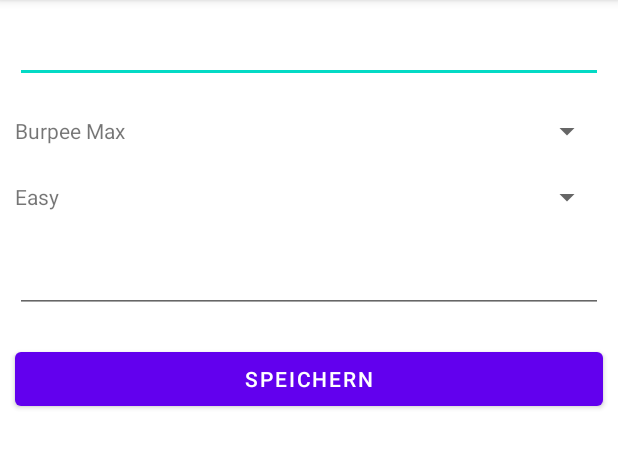
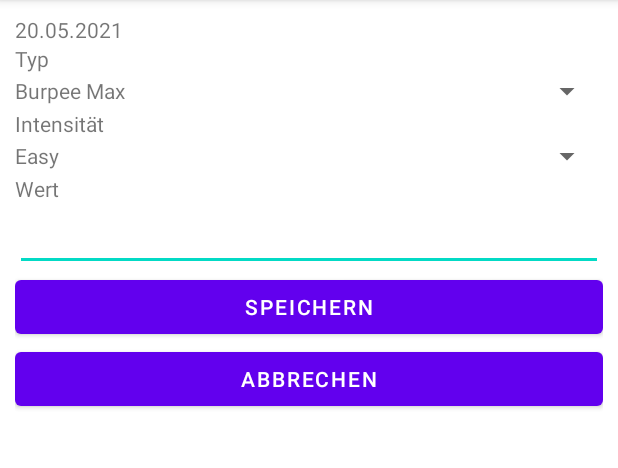
Before and after one commit to jogger-joe/grasp, an Android app: the screen it shows after launch (NewDataContainerActivity before the commit, EditDataContainerActivity after it), after a tap on "hinzufügen", on a phone screen of 412 x 824 dp, the part 84-552 px from its top. Run offline under Robolectric (Android 15) with nearby library versions, the phone set to English and light mode, and no system bars; our stand-ins replace Room's generated code.

Commit message:
added calender as date select, reworked some views

```diff
--- a/app/src/main/AndroidManifest.xml
+++ b/app/src/main/AndroidManifest.xml
@@ -9,7 +9,7 @@
         android:roundIcon="@mipmap/ic_launcher_round"
         android:supportsRtl="true"
         android:theme="@style/Theme.Grasp">
-        <activity android:name=".view.NewDataContainerActivity" />
+        <activity android:name=".view.EditDataContainerActivity" />
         <activity android:name=".view.ListDataContainerActivity">
             <intent-filter>
                 <action android:name="android.intent.action.MAIN" />
--- /dev/null
+++ b/app/src/main/java/net/usemyskills/grasp/view/EditDataContainerActivity.java
@@ -0,0 +1,129 @@
+package net.usemyskills.grasp.view;
+
+import androidx.appcompat.app.AppCompatActivity;
+import androidx.lifecycle.ViewModelProvider;
+
+import android.app.DatePickerDialog;
+import android.app.Dialog;
+import android.content.Intent;
+import android.icu.text.SimpleDateFormat;
+import android.icu.util.Calendar;
+import android.icu.util.GregorianCalendar;
+import android.os.Bundle;
+import android.text.TextUtils;
+import android.widget.DatePicker;
+import android.widget.EditText;
+import android.widget.Spinner;
+import android.widget.TextView;
+
+import net.usemyskills.grasp.R;
+import net.usemyskills.grasp.adapter.DataTagAdapter;
+import net.usemyskills.grasp.persistence.entity.DataTag;
+import net.usemyskills.grasp.persistence.entity.DataTypeTag;
+import net.usemyskills.grasp.viewmodel.DataTagViewModel;
+
+import java.util.Date;
+import java.util.Locale;
+
+public class EditDataContainerActivity extends AppCompatActivity {
+
+    private DataTagViewModel dataTagViewModel;
+
+    public static final String DATE_REPLY = "net.usemyskills.grasp.view.DATE_REPLY";
+    public static final String DATA_TYPE_TAG_REPLY = "net.usemyskills.grasp.view.DATA_TYPE_TAG_REPLY";
+    public static final String DATA_TAG_REPLY = "net.usemyskills.grasp.view.DATA_TAG_REPLY";
+    public static final String VALUE_REPLY = "net.usemyskills.grasp.view.VALUE_REPLY";
+
+    public static final int DATE_PICKER_DIALOG = 1337;
+
+    private TextView mDateView;
+    private Calendar calendar;
+    private Spinner mDataTypeTagView;
+    private Spinner mDataTagView;
+    private EditText mValueView;
+
+    private Date selectedDate;
+
+    @Override
+    public void onCreate(Bundle savedInstanceState) {
+        super.onCreate(savedInstanceState);
+        this.bindViewElements();
+        // init viewModel
+        this.dataTagViewModel = new ViewModelProvider(this.getViewModelStore(), ViewModelProvider.AndroidViewModelFactory.getInstance(getApplication())).get(DataTagViewModel.class);
+        this.initCalendar();
+        this.initAdapter();
+        this.initButtons();
+    }
+
+    @Override
+    protected Dialog onCreateDialog(int id) {
+        if (id == DATE_PICKER_DIALOG) {
+            return new DatePickerDialog(this,new DatePickerDialog.OnDateSetListener(){
+                @Override
+                public void onDateSet(DatePicker view, int year, int month, int dayOfMonth) {
+                    updateSelectedDate(new GregorianCalendar(year-1900, month, dayOfMonth).getTime());
+                }
+            }, calendar.get(Calendar.YEAR), calendar.get(Calendar.MONTH), calendar.get(Calendar.DAY_OF_MONTH));
+        } else {
+            return super.onCreateDialog(id);
+        }
+    }
+
+    private void bindViewElements() {
+        this.setContentView(R.layout.activity_edit_data_container);
+        this.mDateView = findViewById(R.id.date);
+        this.mDataTypeTagView = findViewById(R.id.data_type_tag);
+        this.mDataTagView = findViewById(R.id.data_tag);
+        this.mValueView = findViewById(R.id.value);
+    }
+
+    private void initCalendar() {
+        this.updateSelectedDate(null);
+        calendar = Calendar.getInstance();
+        calendar.setTime(this.selectedDate);
+        this.mDateView.setOnClickListener(v -> showDialog(DATE_PICKER_DIALOG));
+    }
+
+    private void updateSelectedDate(Date date) {
+        if (date == null) {
+            date = new Date();
+        }
+        this.selectedDate = date;
+        this.mDateView.setText(new SimpleDateFormat("dd.MM.yyyy", Locale.GERMANY).format(date));
+    }
+
+    private void initAdapter() {
+        // init dataTypeTag element
+        DataTagAdapter<DataTypeTag> dataTypeTagsAdapter = new DataTagAdapter<>(this, R.layout.data_tag_item);
+        this.mDataTypeTagView.setAdapter(dataTypeTagsAdapter);
+        this.dataTagViewModel.getAllDataTypeTags().observe(this, dataTypeTagsAdapter::setDataTags);
+        // init dataTag element
+        DataTagAdapter<DataTag> dataTagsAdapter = new DataTagAdapter<>(this, R.layout.data_tag_item);
+        this.mDataTagView.setAdapter(dataTagsAdapter);
+        this.dataTagViewModel.getAllDataTags().observe(this, dataTagsAdapter::setDataTags);
+    }
+
+    private void initButtons() {
+        // save button
+        this.findViewById(R.id.button_save).setOnClickListener(view -> {
+            Intent replyIntent = new Intent();
+            if (TextUtils.isEmpty(mDateView.getText()) ||
+                    TextUtils.isEmpty(mValueView.getText()) ||
+                    this.mDataTypeTagView.getSelectedItemId() == 0) {
+                setResult(RESULT_CANCELED, replyIntent);
+            } else {
+                replyIntent.putExtra(DATE_REPLY, this.mDateView.getText().toString());
+                replyIntent.putExtra(DATA_TYPE_TAG_REPLY, this.mDataTypeTagView.getSelectedItemId());
+                replyIntent.putExtra(DATA_TAG_REPLY, this.mDataTagView.getSelectedItemId());
+                replyIntent.putExtra(VALUE_REPLY, this.mValueView.getText().toString());
+                setResult(RESULT_OK, replyIntent);
+            }
+            finish();
+        });
+        // cancel button
+        this.findViewById(R.id.button_cancel).setOnClickListener(view -> {
+            finish();
+        });
+    }
+
+}
--- a/app/src/main/java/net/usemyskills/grasp/view/ListDataContainerActivity.java
+++ b/app/src/main/java/net/usemyskills/grasp/view/ListDataContainerActivity.java
@@ -41,7 +41,7 @@ public class ListDataContainerActivity extends AppCompatActivity {
 
         FloatingActionButton fab = findViewById(R.id.fab);
         fab.setOnClickListener(view -> {
-            Intent intent = new Intent(ListDataContainerActivity.this, NewDataContainerActivity.class);
+            Intent intent = new Intent(ListDataContainerActivity.this, EditDataContainerActivity.class);
             startActivityForResult(intent, NEW_DATA_CONTAINER_ACTIVITY_REQUEST_CODE);
         });
 
@@ -66,10 +66,10 @@ public class ListDataContainerActivity extends AppCompatActivity {
 
     private Data buildData(Intent data) throws ParseException {
         SimpleDateFormat simpleDateFormat = new SimpleDateFormat("dd.MM.yyyy", Locale.GERMAN);
-        Date date = simpleDateFormat.parse(data.getStringExtra(NewDataContainerActivity.DATE_REPLY));
-        int value = data.getIntExtra(NewDataContainerActivity.VALUE_REPLY, 0);
-        int dataTypeTagId = data.getIntExtra(NewDataContainerActivity.DATA_TYPE_TAG_REPLY, 0);
-        int dataTagId = data.getIntExtra(NewDataContainerActivity.DATA_TAG_REPLY, 0);
+        Date date = simpleDateFormat.parse(data.getStringExtra(EditDataContainerActivity.DATE_REPLY));
+        int value = data.getIntExtra(EditDataContainerActivity.VALUE_REPLY, 0);
+        int dataTypeTagId = data.getIntExtra(EditDataContainerActivity.DATA_TYPE_TAG_REPLY, 0);
+        int dataTagId = data.getIntExtra(EditDataContainerActivity.DATA_TAG_REPLY, 0);
         return new Data(dataTypeTagId, dataTagId, date, value);
     }
 
--- a/app/src/main/java/net/usemyskills/grasp/view/NewDataContainerActivity.java
+++ /dev/null
@@ -1,75 +0,0 @@
-package net.usemyskills.grasp.view;
-
-import androidx.appcompat.app.AppCompatActivity;
-import androidx.lifecycle.LiveData;
-import androidx.lifecycle.ViewModelProvider;
-
-import android.content.Intent;
-import android.os.Bundle;
-import android.text.TextUtils;
-import android.widget.ArrayAdapter;
-import android.widget.Button;
-import android.widget.EditText;
-import android.widget.Spinner;
-
-import net.usemyskills.grasp.R;
-import net.usemyskills.grasp.adapter.DataTagAdapter;
-import net.usemyskills.grasp.persistence.entity.DataTag;
-import net.usemyskills.grasp.persistence.entity.DataTypeTag;
-import net.usemyskills.grasp.viewmodel.DataTagViewModel;
-
-import java.util.List;
-
-public class NewDataContainerActivity extends AppCompatActivity {
-
-    private DataTagViewModel dataTagViewModel;
-
-    public static final String DATE_REPLY = "net.usemyskills.grasp.view.DATE_REPLY";
-    public static final String DATA_TYPE_TAG_REPLY = "net.usemyskills.grasp.view.DATA_TYPE_TAG_REPLY";
-    public static final String DATA_TAG_REPLY = "net.usemyskills.grasp.view.DATA_TAG_REPLY";
-    public static final String VALUE_REPLY = "net.usemyskills.grasp.view.VALUE_REPLY";
-
-    private EditText mDateView;
-    private Spinner mDataTypeTagView;
-    private Spinner mDataTagView;
-    private EditText mValueView;
-
-    @Override
-    public void onCreate(Bundle savedInstanceState) {
-        super.onCreate(savedInstanceState);
-        setContentView(R.layout.activity_new_data_container);
-        this.mDateView = findViewById(R.id.date);
-        this.mDataTypeTagView = findViewById(R.id.data_type_tag);
-        this.mDataTagView = findViewById(R.id.data_tag);
-        this.mValueView = findViewById(R.id.value);
-
-        this.dataTagViewModel = new ViewModelProvider(this.getViewModelStore(), ViewModelProvider.AndroidViewModelFactory.getInstance(getApplication())).get(DataTagViewModel.class);
-
-        DataTagAdapter<DataTypeTag> dataTypeTagsAdapter = new DataTagAdapter<>(this, R.layout.data_tag_item);
-        this.mDataTypeTagView.setAdapter(dataTypeTagsAdapter);
-        this.dataTagViewModel.getAllDataTypeTags().observe(this, dataTypeTagsAdapter::setDataTags);
-
-        DataTagAdapter<DataTag> dataTagsAdapter = new DataTagAdapter<>(this, R.layout.data_tag_item);
-        this.mDataTagView.setAdapter(dataTagsAdapter);
-        this.dataTagViewModel.getAllDataTags().observe(this, dataTagsAdapter::setDataTags);
-
-        final Button button = findViewById(R.id.button_save);
-        button.setOnClickListener(view -> {
-            Intent replyIntent = new Intent();
-            if (TextUtils.isEmpty(mDateView.getText()) ||
-                TextUtils.isEmpty(mValueView.getText()) ||
-                mDataTypeTagView.getSelectedItemId() == 0) {
-                setResult(RESULT_CANCELED, replyIntent);
-            } else {
-                replyIntent.putExtra(DATE_REPLY, mDateView.getText().toString());
-                replyIntent.putExtra(DATA_TYPE_TAG_REPLY, mDataTypeTagView.getSelectedItemId());
-                replyIntent.putExtra(DATA_TAG_REPLY, mDataTagView.getSelectedItemId());
-                replyIntent.putExtra(VALUE_REPLY, mValueView.getText().toString());
-                setResult(RESULT_OK, replyIntent);
-            }
-            finish();
-        });
-
-    }
-
-}
--- /dev/null
+++ b/app/src/main/res/layout/activity_edit_data_container.xml
@@ -0,0 +1,59 @@
+<LinearLayout xmlns:android="http://schemas.android.com/apk/res/android"
+    android:layout_width="match_parent"
+    android:layout_height="match_parent"
+    android:layout_margin="@dimen/big_padding"
+    android:orientation="vertical">
+
+    <TextView
+        android:layout_width="match_parent"
+        android:layout_height="wrap_content"
+        android:id="@+id/date" />
+
+    <TextView
+        android:layout_width="match_parent"
+        android:layout_height="wrap_content"
+        android:labelFor="@id/data_type_tag"
+        android:text="@string/type_tag" />
+
+    <Spinner
+        android:id="@+id/data_type_tag"
+        android:layout_width="match_parent"
+        android:layout_height="wrap_content" />
+
+    <TextView
+        android:layout_width="match_parent"
+        android:layout_height="wrap_content"
+        android:labelFor="@id/data_tag"
+        android:text="@string/tag" />
+
+    <Spinner
+        android:id="@+id/data_tag"
+        android:layout_width="match_parent"
+        android:layout_height="wrap_content" />
+
+    <TextView
+        android:layout_width="match_parent"
+        android:layout_height="wrap_content"
+        android:labelFor="@id/value"
+        android:text="@string/value" />
+
+    <EditText
+        android:id="@+id/value"
+        android:layout_width="match_parent"
+        android:layout_height="wrap_content"
+        android:autofillHints=""
+        android:inputType="numberDecimal" />
+
+    <Button
+        android:id="@+id/button_save"
+        android:layout_width="match_parent"
+        android:layout_height="wrap_content"
+        android:text="@string/button_save" />
+
+    <Button
+        android:id="@+id/button_cancel"
+        android:layout_width="match_parent"
+        android:layout_height="wrap_content"
+        android:text="@string/button_cancel" />
+
+</LinearLayout>
--- a/app/src/main/res/layout/activity_new_data_container.xml
+++ /dev/null
@@ -1,39 +0,0 @@
-<LinearLayout xmlns:android="http://schemas.android.com/apk/res/android"
-    android:orientation="vertical"
-    android:layout_width="match_parent"
-    android:layout_height="match_parent">
-
-    <EditText
-        android:id="@+id/date"
-        android:layout_width="match_parent"
-        android:layout_height="wrap_content"
-        android:layout_margin="@dimen/big_padding"
-        android:inputType="date" />
-
-    <Spinner
-        android:id="@+id/data_type_tag"
-        android:layout_width="match_parent"
-        android:layout_margin="@dimen/big_padding"
-        android:layout_height="wrap_content" />
-
-    <Spinner
-        android:id="@+id/data_tag"
-        android:layout_width="match_parent"
-        android:layout_margin="@dimen/big_padding"
-        android:layout_height="wrap_content" />
-
-    <EditText
-        android:id="@+id/value"
-        android:layout_width="match_parent"
-        android:layout_height="wrap_content"
-        android:inputType="numberDecimal"
-        android:layout_margin="@dimen/big_padding"/>
-
-    <Button
-        android:id="@+id/button_save"
-        android:layout_width="match_parent"
-        android:layout_height="wrap_content"
-        android:text="@string/button_save"
-        android:layout_margin="@dimen/big_padding" />
-
-</LinearLayout>
--- a/app/src/main/res/layout/data_tag_item.xml
+++ b/app/src/main/res/layout/data_tag_item.xml
@@ -2,5 +2,6 @@
 <TextView
     xmlns:android="http://schemas.android.com/apk/res/android"
     android:id="@+id/label"
+    android:layout_margin="@dimen/big_padding"
     android:layout_width="match_parent"
     android:layout_height="wrap_content" />
--- a/app/src/main/res/values/strings.xml
+++ b/app/src/main/res/values/strings.xml
@@ -3,4 +3,9 @@
     <string name="add">hinzufügen</string>
     <string name="button_save">speichern</string>
     <string name="empty_not_saved">feld ist leer - speichern abgebrochen</string>
+    <string name="date">Datum</string>
+    <string name="type_tag">Typ</string>
+    <string name="tag">Intensität</string>
+    <string name="value">Wert</string>
+    <string name="button_cancel">abbrechen</string>
 </resources>
```
